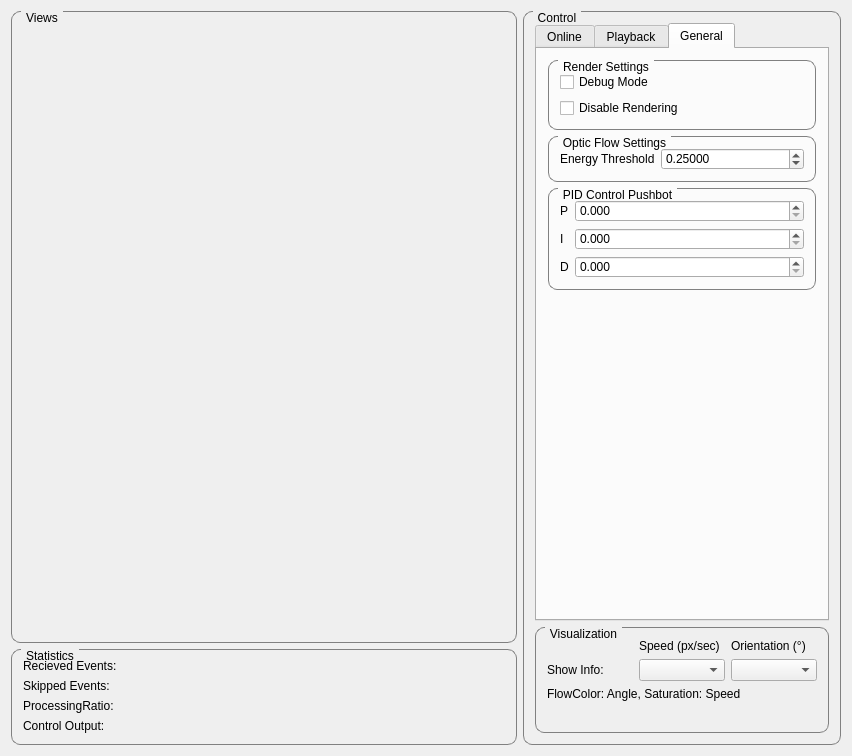
Above: VisInfProc/mainwindow.ui from rottaca/VisInfProcProjectSeminar before the change. Below: the same form after it.
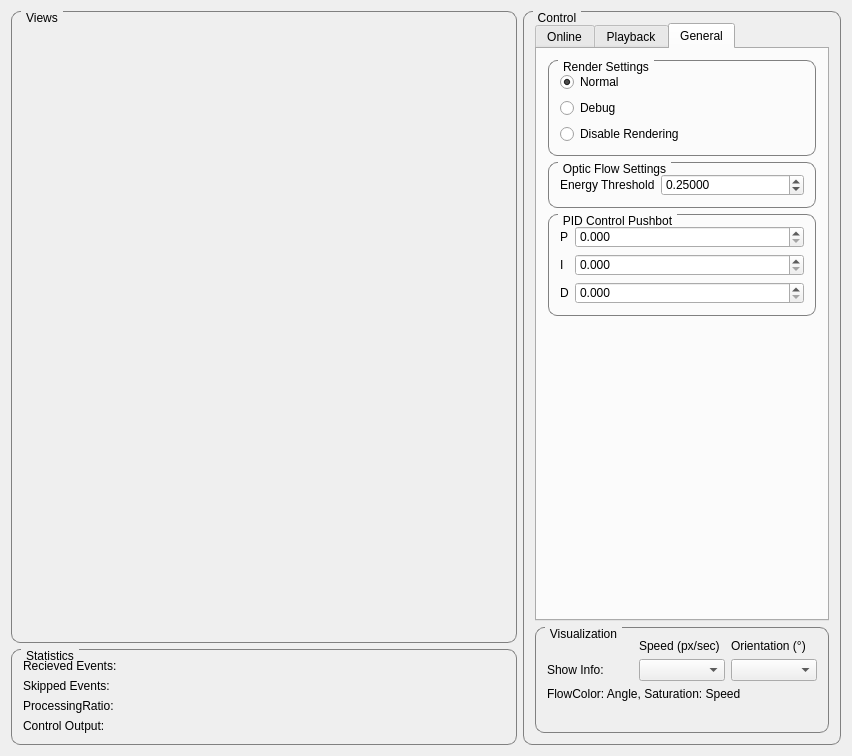
That is the form after the change. The open tabs and pages were chosen to show the change. Icons and pictures are not drawn. Custom widgets are drawn as their Qt base class.

What changed in the file:
```diff
--- a/VisInfProc/mainwindow.ui
+++ b/VisInfProc/mainwindow.ui
@@ -319,14 +319,24 @@
              </property>
              <layout class="QVBoxLayout" name="verticalLayout_3">
               <item>
-               <widget class="QCheckBox" name="cb_debug">
+               <widget class="QRadioButton" name="rb_normal">
                 <property name="text">
-                 <string>Debug Mode</string>
+                 <string>Normal</string>
                 </property>
+                <property name="checked">
+                 <bool>true</bool>
+                </property>
                </widget>
               </item>
               <item>
-               <widget class="QCheckBox" name="cb_disable_render">
+               <widget class="QRadioButton" name="rb_debug">
+                <property name="text">
+                 <string>Debug</string>
+                </property>
+               </widget>
+              </item>
+              <item>
+               <widget class="QRadioButton" name="rb_disable_render">
                 <property name="text">
                  <string>Disable Rendering</string>
                 </property>
```
Left out of the diff: 12 changed lines with no effect on the pictures.
